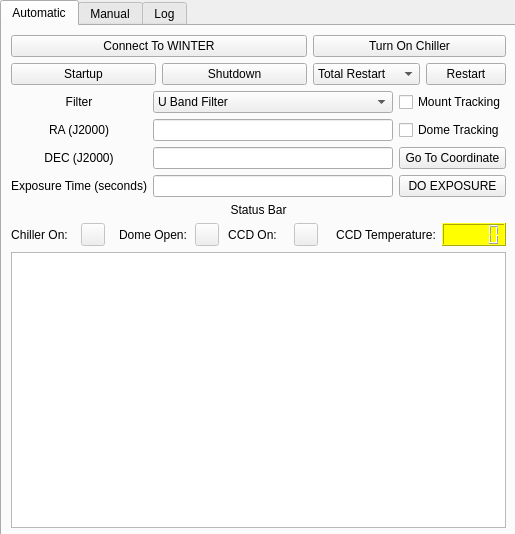
Before: the Qt Designer form Summer_GUI/form.ui in winter-telescope/observatory, drawn with Qt 5.
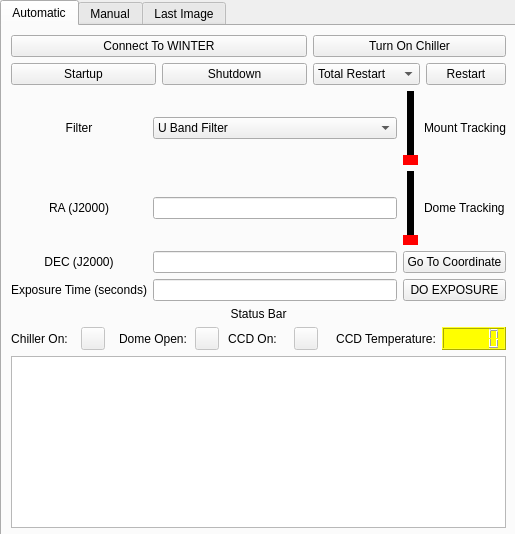
After: the same form once the commit is applied. The open tabs and pages were chosen to show the change.

Patch:
```diff
--- a/Summer_GUI/form.ui
+++ b/Summer_GUI/form.ui
@@ -29,7 +29,7 @@
     </sizepolicy>
    </property>
    <property name="currentIndex">
-    <number>2</number>
+    <number>0</number>
    </property>
    <widget class="QWidget" name="Main">
     <attribute name="title">
@@ -103,7 +103,7 @@
           <string>Connect To WINTER</string>
          </property>
          <property name="checkable">
-          <bool>true</bool>
+          <bool>false</bool>
          </property>
         </widget>
        </item>
@@ -116,7 +116,7 @@
           <string>Turn On Chiller</string>
          </property>
          <property name="checkable">
-          <bool>true</bool>
+          <bool>false</bool>
          </property>
         </widget>
        </item>
@@ -134,6 +134,9 @@
          </property>
         </widget>
        </item>
+       <item row="1" column="1">
+        <widget class="QLineEdit" name="RA_input"/>
+       </item>
        <item row="2" column="0">
         <widget class="QLabel" name="label_2">
          <property name="text">
@@ -144,7 +147,7 @@
          </property>
         </widget>
        </item>
-       <item row="2" column="2">
+       <item row="2" column="3">
         <widget class="QPushButton" name="goto_button">
          <property name="focusPolicy">
           <enum>Qt::NoFocus</enum>
@@ -154,13 +157,16 @@
          </property>
         </widget>
        </item>
-       <item row="1" column="0">
-        <widget class="QLabel" name="label">
-         <property name="text">
-          <string>RA (J2000)</string>
+       <item row="2" column="1">
+        <widget class="QLineEdit" name="DEC_input"/>
+       </item>
+       <item row="3" column="3">
+        <widget class="QPushButton" name="exposure_button">
+         <property name="focusPolicy">
+          <enum>Qt::NoFocus</enum>
          </property>
-         <property name="alignment">
-          <set>Qt::AlignCenter</set>
+         <property name="text">
+          <string>DO EXPOSURE</string>
          </property>
         </widget>
        </item>
@@ -174,12 +180,6 @@
          </property>
         </widget>
        </item>
-       <item row="2" column="1">
-        <widget class="QLineEdit" name="DEC_input"/>
-       </item>
-       <item row="1" column="1">
-        <widget class="QLineEdit" name="RA_input"/>
-       </item>
        <item row="0" column="1">
         <widget class="QComboBox" name="filter_selection">
          <property name="focusPolicy">
@@ -200,29 +200,105 @@
        <item row="3" column="1">
         <widget class="QLineEdit" name="exposure_input"/>
        </item>
-       <item row="3" column="2">
-        <widget class="QPushButton" name="exposure_button">
-         <property name="focusPolicy">
-          <enum>Qt::NoFocus</enum>
-         </property>
+       <item row="1" column="0">
+        <widget class="QLabel" name="label">
          <property name="text">
-          <string>DO EXPOSURE</string>
+          <string>RA (J2000)</string>
          </property>
-        </widget>
-       </item>
-       <item row="0" column="2">
-        <widget class="QCheckBox" name="mount_tracking_toggle">
-         <property name="text">
-          <string>Mount Tracking</string>
+         <property name="alignment">
+          <set>Qt::AlignCenter</set>
          </property>
         </widget>
        </item>
-       <item row="1" column="2">
-        <widget class="QCheckBox" name="dome_tracking_toggle">
-         <property name="text">
-          <string>Dome Tracking</string>
-         </property>
-        </widget>
+       <item row="0" column="3">
+        <layout class="QHBoxLayout" name="horizontalLayout_7">
+         <item>
+          <widget class="QSlider" name="mount_tracking_toggle">
+           <property name="styleSheet">
+            <string notr="true">QSlider::groove:vertical {
+    background: black;
+    position: absolute; 
+    left: 4px; right: 4px;
+}
+
+QSlider::handle:vertical {
+    height: 10px;
+    background: red;
+    margin: 0 -4px; 
+}
+
+QSlider::add-page:vertical {
+    background: black;
+}
+
+QSlider::sub-page:vertical {
+    background: black;
+}</string>
+           </property>
+           <property name="maximum">
+            <number>1</number>
+           </property>
+           <property name="pageStep">
+            <number>1</number>
+           </property>
+           <property name="orientation">
+            <enum>Qt::Vertical</enum>
+           </property>
+          </widget>
+         </item>
+         <item>
+          <widget class="QLabel" name="label_12">
+           <property name="text">
+            <string>Mount Tracking</string>
+           </property>
+          </widget>
+         </item>
+        </layout>
+       </item>
+       <item row="1" column="3">
+        <layout class="QHBoxLayout" name="horizontalLayout_8">
+         <item>
+          <widget class="QSlider" name="dome_tracking_toggle">
+           <property name="styleSheet">
+            <string notr="true">QSlider::groove:vertical {
+    background: black;
+    position: absolute; 
+    left: 4px; right: 4px;
+}
+
+QSlider::handle:vertical {
+    height: 10px;
+    background: red;
+    margin: 0 -4px; 
+}
+
+QSlider::add-page:vertical {
+    background: black;
+}
+
+QSlider::sub-page:vertical {
+    background: black;
+}</string>
+           </property>
+           <property name="maximum">
+            <number>1</number>
+           </property>
+           <property name="pageStep">
+            <number>1</number>
+           </property>
+           <property name="orientation">
+            <enum>Qt::Vertical</enum>
+           </property>
+          </widget>
+         </item>
+         <item>
+          <widget class="QLabel" name="label_13">
+           <property name="text">
+            <string>Dome Tracking</string>
+           </property>
+          </widget>
+         </item>
+        </layout>
        </item>
       </layout>
      </item>
@@ -438,42 +514,10 @@
      </item>
     </layout>
    </widget>
-   <widget class="QWidget" name="tab">
+   <widget class="QWidget" name="Last_Image">
     <attribute name="title">
-     <string>Log</string>
+     <string>Last Image</string>
     </attribute>
-    <widget class="QWidget" name="verticalLayoutWidget">
-     <property name="geometry">
-      <rect>
-       <x>-3</x>
-       <y>0</y>
-       <width>511</width>
-       <height>501</height>
-      </rect>
-     </property>
-     <layout class="QVBoxLayout" name="verticalLayout_3">
-      <property name="sizeConstraint">
-       <enum>QLayout::SetMaximumSize</enum>
-      </property>
-      <item>
-       <widget class="QLabel" name="label_12">
-        <property name="text">
-         <string>Winter Command Log</string>
-        </property>
-        <property name="alignment">
-         <set>Qt::AlignCenter</set>
-        </property>
-       </widget>
-      </item>
-      <item>
-       <widget class="QTextEdit" name="log_readout">
-        <property name="readOnly">
-         <bool>true</bool>
-        </property>
-       </widget>
-      </item>
-     </layout>
-    </widget>
    </widget>
   </widget>
  </widget>
```
